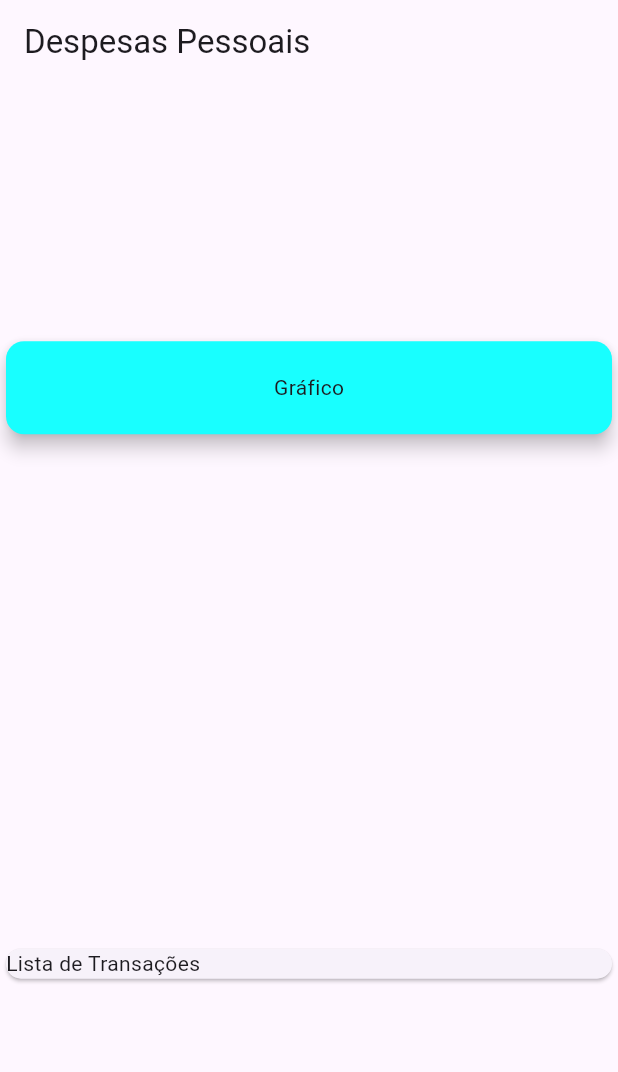
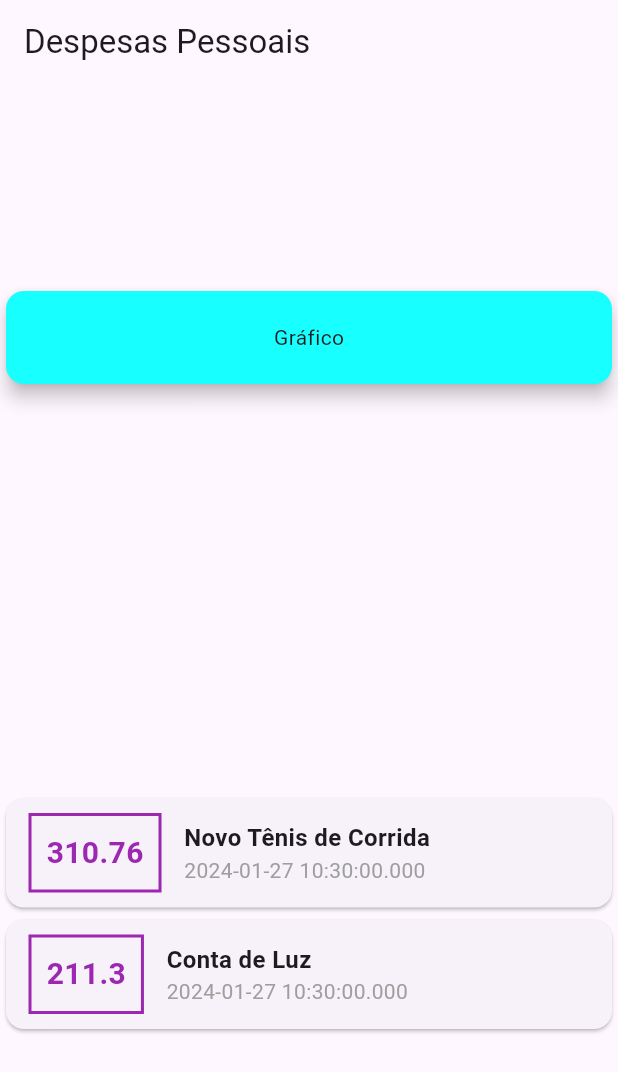
Before and after one commit to kaiqueBellmont/flutter-expenses, a Flutter app: the screen it shows after launch, on a phone screen of 412 x 824 dp. Shown: the top 1072 px of the screen. Run offline on Flutter 3.47's test engine with Material 3 defaults, Android fonts, the phone set to English and light mode, and no system bars.

Commit message:
feat: card container

```diff
--- a/lib/main.dart
+++ b/lib/main.dart
@@ -15,7 +15,7 @@ class ExpensesApp extends StatelessWidget {
 class MyHomePage extends StatelessWidget {
   MyHomePage({super.key});
 
-  final _transaction = [
+  final _transactions = [
     Transaction(
       id: 't1',
       title: 'Novo Tênis de Corrida',
@@ -36,11 +36,11 @@ class MyHomePage extends StatelessWidget {
       appBar: AppBar(
         title: const Text('Despesas Pessoais'),
       ),
-      body: const Column(
+      body: Column(
         mainAxisAlignment: MainAxisAlignment.spaceAround,
         crossAxisAlignment: CrossAxisAlignment.stretch,
         children: <Widget>[
-          SizedBox(
+          const SizedBox(
             width: double.infinity,
             height: 70,
             child: Card(
@@ -51,9 +51,54 @@ class MyHomePage extends StatelessWidget {
               ),
             ),
           ),
-          Card(
-            child: Text('Lista de Transações'),
-          ),
+          Column(
+            children: _transactions.map((tr) {
+              return Card(
+                  child: Row(
+                children: <Widget>[
+                  Container(
+                    margin: const EdgeInsets.symmetric(
+                      horizontal: 15,
+                      vertical: 10,
+                    ),
+                    decoration: BoxDecoration(
+                      border: Border.all(
+                        color: Colors.purple,
+                        width: 2,
+                      ),
+                    ),
+                    padding: const EdgeInsets.all(10),
+                    child: Text(
+                      tr.amount.toString(),
+                      style: const TextStyle(
+                        fontWeight: FontWeight.bold,
+                        fontSize: 20,
+                        color: Colors.purple,
+                      ),
+                    ),
+                  ),
+                  Column(
+                    crossAxisAlignment: CrossAxisAlignment.start,
+                    children: <Widget>[
+                      Text(
+                        tr.title,
+                        style: const TextStyle(
+                          fontSize: 16,
+                          fontWeight: FontWeight.bold,
+                        ),
+                      ),
+                      Text(
+                        tr.date.toString(),
+                        style: const TextStyle(
+                          color: Colors.grey,
+                        ),
+                      ),
+                    ],
+                  )
+                ],
+              ));
+            }).toList(),
+          )
         ],
       ),
     );
```
